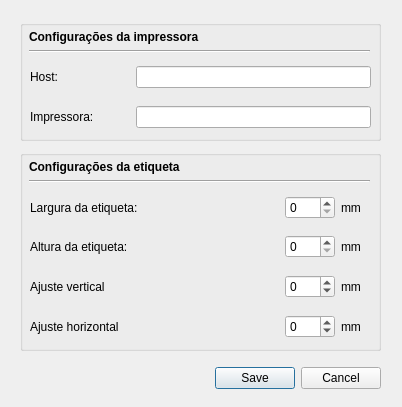
Qt form settingsdialog.ui (thiagoneo/ZMasterPrint) before a commit.
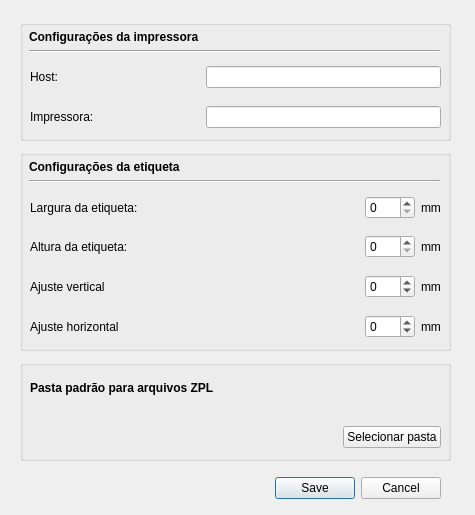
The same form after that commit.

Commit message: Adicionada aba para imprimir arquivo ZPL

Diff of the .ui file:
```diff
--- a/settingsdialog.ui
+++ b/settingsdialog.ui
@@ -6,8 +6,8 @@
    <rect>
     <x>0</x>
     <y>0</y>
-    <width>402</width>
-    <height>407</height>
+    <width>475</width>
+    <height>515</height>
    </rect>
   </property>
   <property name="windowTitle">
@@ -18,7 +18,7 @@
     <rect>
      <x>20</x>
      <y>20</y>
-     <width>361</width>
+     <width>431</width>
      <height>121</height>
     </rect>
    </property>
@@ -30,7 +30,7 @@
      <rect>
       <x>10</x>
       <y>40</y>
-      <width>341</width>
+      <width>411</width>
       <height>34</height>
      </rect>
     </property>
@@ -87,7 +87,7 @@
      <rect>
       <x>10</x>
       <y>80</y>
-      <width>341</width>
+      <width>411</width>
       <height>34</height>
      </rect>
     </property>
@@ -144,8 +144,8 @@
      <rect>
       <x>9</x>
       <y>10</y>
-      <width>341</width>
-      <height>35</height>
+      <width>411</width>
+      <height>36</height>
      </rect>
     </property>
     <layout class="QVBoxLayout" name="verticalLayout">
@@ -190,7 +190,7 @@
     <rect>
      <x>20</x>
      <y>150</y>
-     <width>361</width>
+     <width>431</width>
      <height>201</height>
     </rect>
    </property>
@@ -202,7 +202,7 @@
      <rect>
       <x>10</x>
       <y>40</y>
-      <width>331</width>
+      <width>411</width>
       <height>36</height>
      </rect>
     </property>
@@ -261,7 +261,7 @@
      <rect>
       <x>10</x>
       <y>80</y>
-      <width>331</width>
+      <width>411</width>
       <height>34</height>
      </rect>
     </property>
@@ -316,7 +316,7 @@
      <rect>
       <x>10</x>
       <y>120</y>
-      <width>331</width>
+      <width>411</width>
       <height>34</height>
      </rect>
     </property>
@@ -377,7 +377,7 @@
      <rect>
       <x>10</x>
       <y>160</y>
-      <width>331</width>
+      <width>411</width>
       <height>34</height>
      </rect>
     </property>
@@ -429,8 +429,8 @@
      <rect>
       <x>9</x>
       <y>10</y>
-      <width>341</width>
-      <height>35</height>
+      <width>411</width>
+      <height>36</height>
      </rect>
     </property>
     <layout class="QVBoxLayout" name="verticalLayout_2">
@@ -470,12 +470,92 @@
     </layout>
    </widget>
   </widget>
-  <widget class="QWidget" name="horizontalLayoutWidget_8">
+  <widget class="QGroupBox" name="groupBox">
    <property name="geometry">
     <rect>
      <x>20</x>
      <y>360</y>
-     <width>361</width>
+     <width>431</width>
+     <height>101</height>
+    </rect>
+   </property>
+   <property name="title">
+    <string/>
+   </property>
+   <widget class="QWidget" name="verticalLayoutWidget_3">
+    <property name="geometry">
+     <rect>
+      <x>10</x>
+      <y>10</y>
+      <width>411</width>
+      <height>36</height>
+     </rect>
+    </property>
+    <layout class="QVBoxLayout" name="verticalLayout_3">
+     <item>
+      <widget class="QLabel" name="label_13">
+       <property name="font">
+        <font>
+         <weight>75</weight>
+         <bold>true</bold>
+        </font>
+       </property>
+       <property name="text">
+        <string>Pasta padrão para arquivos ZPL</string>
+       </property>
+      </widget>
+     </item>
+    </layout>
+   </widget>
+   <widget class="QWidget" name="horizontalLayoutWidget_5">
+    <property name="geometry">
+     <rect>
+      <x>10</x>
+      <y>60</y>
+      <width>411</width>
+      <height>34</height>
+     </rect>
+    </property>
+    <layout class="QHBoxLayout" name="horizontalLayout_8">
+     <item>
+      <widget class="QLabel" name="labelPastaZPL">
+       <property name="text">
+        <string/>
+       </property>
+      </widget>
+     </item>
+     <item>
+      <spacer name="horizontalSpacer_7">
+       <property name="orientation">
+        <enum>Qt::Horizontal</enum>
+       </property>
+       <property name="sizeType">
+        <enum>QSizePolicy::Expanding</enum>
+       </property>
+       <property name="sizeHint" stdset="0">
+        <size>
+         <width>18</width>
+         <height>20</height>
+        </size>
+       </property>
+      </spacer>
+     </item>
+     <item>
+      <widget class="QPushButton" name="btnSelecPastaZPL">
+       <property name="text">
+        <string>Selecionar pasta</string>
+       </property>
+      </widget>
+     </item>
+    </layout>
+   </widget>
+  </widget>
+  <widget class="QWidget" name="horizontalLayoutWidget_8">
+   <property name="geometry">
+    <rect>
+     <x>30</x>
+     <y>470</y>
+     <width>411</width>
      <height>36</height>
     </rect>
    </property>
```
The commit also changes 5 other files.
